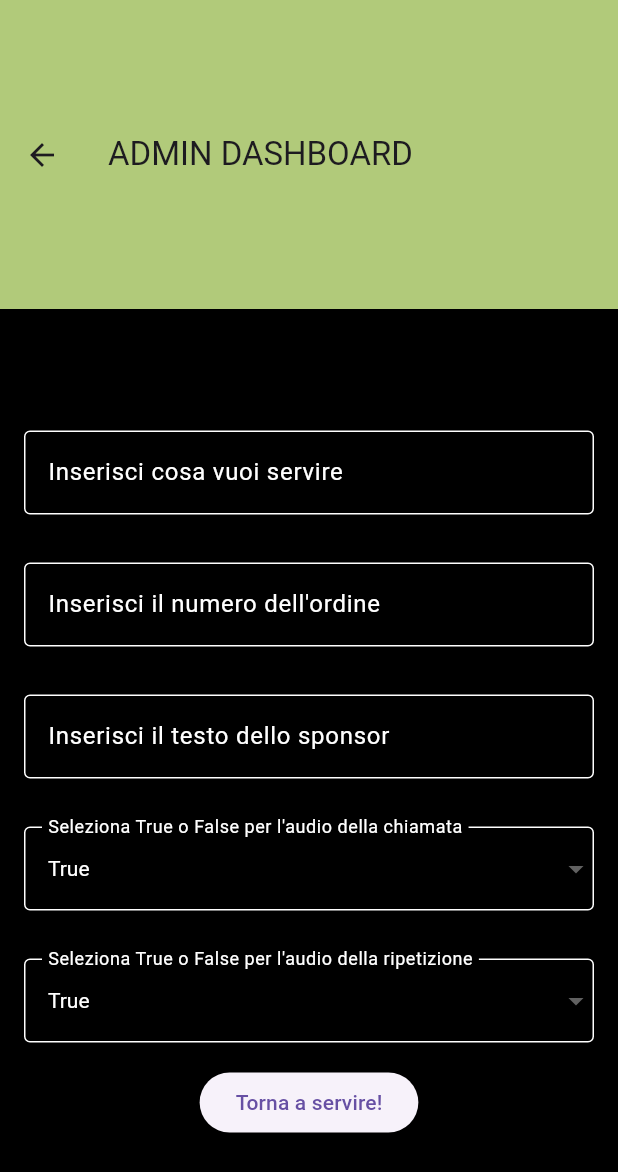
After one commit to lucadisaba/eliminacoda, a Flutter app: the screen it shows after launch, after a tap on "Go to admin route!", on a phone screen of 412 x 824 dp. The commit adds this screen. Shown: the top 1172 px of the screen. Run offline on Flutter 3.47's test engine with Material 2 defaults, Android fonts, the phone set to English and light mode, and no system bars; our stand-ins replace flutter_tts; missing offline and left inert: fullscreen_window, scrolling_text.

Commit message:
Added admin dashboard

```diff
--- /dev/null
+++ b/lib/admin_dashboard.dart
@@ -0,0 +1,180 @@
+import 'package:flutter/material.dart';
+
+class AdminDashboard extends StatelessWidget {
+  const AdminDashboard({Key? key});
+
+  @override
+  Widget build(BuildContext context) {
+    double screenHeight = MediaQuery.of(context).size.height;
+    double appBarHeight = screenHeight * 0.25;
+
+    return Scaffold(
+      appBar: AppBar(
+        backgroundColor: const Color.fromARGB(255, 177, 202, 122),
+        toolbarHeight: appBarHeight,
+        title: const Text('ADMIN DASHBOARD'),
+      ),
+      body: Center(
+        child: Column(
+          mainAxisAlignment: MainAxisAlignment.center,
+          children: [
+            const Padding(
+              padding: EdgeInsets.all(16.0),
+              child: TextField(
+                style: TextStyle(color: Colors.white),
+                decoration: InputDecoration(
+                  labelText: 'Inserisci cosa vuoi servire',
+                  labelStyle: TextStyle(color: Colors.white),
+                  enabledBorder: OutlineInputBorder(
+                    borderSide: BorderSide(
+                        color: Colors
+                            .white), // Cambia il colore del bordo quando il campo non è in focus
+                  ),
+                  focusedBorder: OutlineInputBorder(
+                    borderSide: BorderSide(
+                        color: Colors
+                            .white), // Cambia il colore del bordo quando il campo è in focus
+                  ),
+                ),
+                maxLines: null, // Permette più righe di testo
+              ),
+            ),
+            const Padding(
+              padding: EdgeInsets.all(16.0),
+              child: TextField(
+                style: TextStyle(color: Colors.white),
+                decoration: InputDecoration(
+                  labelText: 'Inserisci il numero dell\'ordine',
+                  labelStyle: TextStyle(color: Colors.white),
+                  enabledBorder: OutlineInputBorder(
+                    borderSide: BorderSide(
+                        color: Colors
+                            .white), // Cambia il colore del bordo quando il campo non è in focus
+                  ),
+                  focusedBorder: OutlineInputBorder(
+                    borderSide: BorderSide(
+                        color: Colors
+                            .white), // Cambia il colore del bordo quando il campo è in focus
+                  ),
+                ),
+                maxLines: null, // Permette più righe di testo
+              ),
+            ),
+            // Primo campo di testo per inserire un testo lungo
+            const Padding(
+              padding: EdgeInsets.all(16.0),
+              child: TextField(
+                style: TextStyle(color: Colors.white),
+                decoration: InputDecoration(
+                  labelText: 'Inserisci il testo dello sponsor',
+                  labelStyle: TextStyle(color: Colors.white),
+                  enabledBorder: OutlineInputBorder(
+                    borderSide: BorderSide(
+                        color: Colors
+                            .white), // Cambia il colore del bordo quando il campo non è in focus
+                  ),
+                  focusedBorder: OutlineInputBorder(
+                    borderSide: BorderSide(
+                        color: Colors
+                            .white), // Cambia il colore del bordo quando il campo è in focus
+                  ),
+                ),
+                maxLines: null, // Permette più righe di testo
+              ),
+            ),
+            // Primo menu a tendina per True/False
+            Padding(
+              padding: const EdgeInsets.all(16.0),
+              child: DropdownButtonFormField<bool>(
+                style: const TextStyle(color: Colors.white),
+                value: true, // Valore predefinito
+                onChanged: (bool? newValue) {
+                  // Implementa la logica per gestire la selezione
+                },
+                items: const [
+                  DropdownMenuItem<bool>(
+                    value: true,
+                    child: Text('True'),
+                  ),
+                  DropdownMenuItem<bool>(
+                    value: false,
+                    child: Text('False'),
+                  ),
+                ],
+                decoration: const InputDecoration(
+                  labelText:
+                      'Seleziona True o False per l\'audio della chiamata',
+                  labelStyle: TextStyle(color: Colors.white),
+                  enabledBorder: OutlineInputBorder(
+                    borderSide: BorderSide(
+                        color: Colors
+                            .white), // Cambia il colore del bordo quando il campo non è in focus
+                  ),
+                  focusedBorder: OutlineInputBorder(
+                    borderSide: BorderSide(
+                        color: Colors
+                            .white), // Cambia il colore del bordo quando il campo è in focus
+                  ),
+                ),
+                dropdownColor: Colors.black,
+              ),
+            ),
+            // Secondo menu a tendina per True/False
+            Padding(
+              padding: const EdgeInsets.all(16.0),
+              child: DropdownButtonFormField<bool>(
+                style: const TextStyle(color: Colors.white),
+                value: true, // Valore predefinito
+                onChanged: (bool? newValue) {
+                  // Implementa la logica per gestire la selezione
+                },
+                items: const [
+                  DropdownMenuItem<bool>(
+                    value: true,
+                    child: Text(
+                      'True',
+                      style: TextStyle(color: Colors.white),
+                    ),
+                  ),
+                  DropdownMenuItem<bool>(
+                      value: false,
+                      child: Text(
+                        'False',
+                        style: TextStyle(color: Colors.white),
+                      )),
+                ],
+                decoration: const InputDecoration(
+                  labelText:
+                      'Seleziona True o False per l\'audio della ripetizione',
+                  labelStyle: TextStyle(color: Colors.white),
+                  enabledBorder: OutlineInputBorder(
+                    borderSide: BorderSide(
+                        color: Colors
+                            .white), // Cambia il colore del bordo quando il campo non è in focus
+                  ),
+                  focusedBorder: OutlineInputBorder(
+                    borderSide: BorderSide(
+                        color: Colors
+                            .white), // Cambia il colore del bordo quando il campo è in focus
+                  ),
+                ),
+                dropdownColor: Colors.black,
+              ),
+            ),
+            ElevatedButton(
+              onPressed: () {
+                Navigator.push(
+                  context,
+                  MaterialPageRoute(
+                      builder: (context) => const AdminDashboard()),
+                );
+              },
+              child: const Text('Torna a servire!'),
+            ),
+          ],
+        ),
+      ),
+      backgroundColor: Colors.black,
+    );
+  }
+}
--- a/lib/main.dart
+++ b/lib/main.dart
@@ -1,5 +1,6 @@
 import 'dart:async';
 import 'dart:io';
+import 'package:eliminacoda/admin_dashboard.dart';
 import 'package:flutter/material.dart';
 import 'package:flutter/services.dart';
 import 'package:flutter_tts/flutter_tts.dart';
@@ -195,8 +196,18 @@ class _MyHomePageState extends State<MyHomePage> {
                         fontSize: 32,
                         height: 1.0),
                     text: _bottomScrollText,
-                  )
-              ),
+                  )),
+            ),
+          ),
+          Center(
+            child: ElevatedButton(
+              onPressed: () {
+                Navigator.push(
+                  context,
+                  MaterialPageRoute(builder: (context) => const AdminDashboard()),
+                );
+              },
+              child: const Text('Go to admin route!'),
             ),
           ),
         ]),
```
